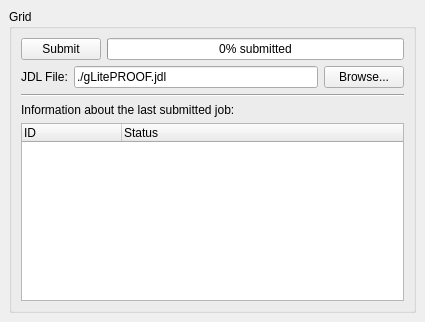
This is PAConsole/res/wgGrid.ui in AnarManafov/PoD as Qt 5 draws it before an edit. The edited form follows.
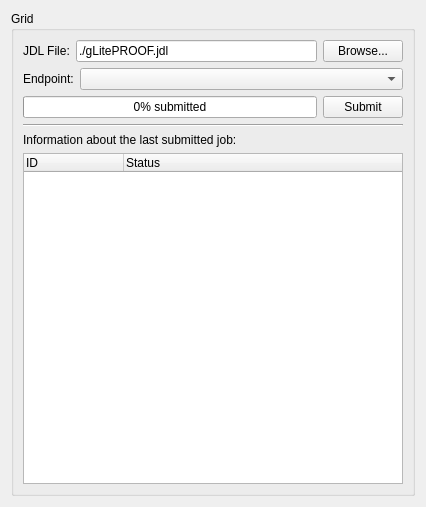
This is the edited form.

Commit message: PAConsole_modified:     - Main Window changes:  added "Maximize" and "Minimize" buttons, removed "What's this" button     - added WMProxy endpoint chooser (with a GAW algorithm of guessing of endpoints)     - added path completion for the edit box of JDL file name

What changed in the file:
```diff
--- a/PAConsole/res/wgGrid.ui
+++ b/PAConsole/res/wgGrid.ui
@@ -5,45 +5,22 @@
    <rect>
     <x>0</x>
     <y>0</y>
-    <width>425</width>
-    <height>322</height>
+    <width>426</width>
+    <height>507</height>
    </rect>
   </property>
   <property name="windowTitle" >
    <string>Form</string>
   </property>
   <layout class="QGridLayout" >
-   <property name="margin" >
-    <number>9</number>
-   </property>
-   <property name="spacing" >
-    <number>6</number>
-   </property>
    <item row="0" column="0" >
     <widget class="QGroupBox" name="groupBox" >
      <property name="title" >
       <string>Grid</string>
      </property>
      <layout class="QGridLayout" >
-      <property name="margin" >
-       <number>9</number>
-      </property>
-      <property name="spacing" >
-       <number>6</number>
-      </property>
       <item row="0" column="0" >
-       <layout class="QGridLayout" >
-        <property name="margin" >
-         <number>0</number>
-        </property>
-        <property name="spacing" >
-         <number>6</number>
-        </property>
-        <item row="1" column="0" >
          <layout class="QHBoxLayout" >
-          <property name="margin" >
-           <number>0</number>
-          </property>
           <property name="spacing" >
            <number>6</number>
           </property>
@@ -70,65 +47,38 @@
           </item>
          </layout>
         </item>
-        <item row="2" column="0" >
-         <layout class="QGridLayout" >
-          <property name="margin" >
-           <number>0</number>
-          </property>
-          <property name="spacing" >
-           <number>6</number>
-          </property>
-          <item row="2" column="0" >
-           <widget class="QTreeWidget" name="treeJobs" >
-            <property name="alternatingRowColors" >
-             <bool>false</bool>
-            </property>
-            <column>
-             <property name="text" >
-              <string>ID</string>
-             </property>
-            </column>
-            <column>
-             <property name="text" >
-              <string>Status</string>
-             </property>
-            </column>
-           </widget>
-          </item>
-          <item row="0" column="0" >
-           <widget class="Line" name="line" >
-            <property name="orientation" >
-             <enum>Qt::Horizontal</enum>
-            </property>
-           </widget>
-          </item>
           <item row="1" column="0" >
-           <widget class="QLabel" name="label" >
+       <layout class="QHBoxLayout" >
+        <property name="spacing" >
+         <number>6</number>
+        </property>
+        <item>
+         <widget class="QLabel" name="label_3" >
             <property name="text" >
-             <string>Information about the last submitted job:</string>
+           <string>Endpoint:</string>
+          </property>
+         </widget>
+        </item>
+        <item>
+         <widget class="QComboBox" name="cmbEndpoint" >
+          <property name="sizePolicy" >
+           <sizepolicy vsizetype="Fixed" hsizetype="Expanding" >
+            <horstretch>0</horstretch>
+            <verstretch>0</verstretch>
+           </sizepolicy>
+          </property>
+          <property name="duplicatesEnabled" >
+           <bool>true</bool>
             </property>
            </widget>
           </item>
          </layout>
         </item>
-        <item row="0" column="0" >
+      <item row="2" column="0" >
          <layout class="QHBoxLayout" >
-          <property name="margin" >
-           <number>0</number>
-          </property>
           <property name="spacing" >
            <number>6</number>
           </property>
-          <item>
-           <widget class="QPushButton" name="btnSubmitClient" >
-            <property name="text" >
-             <string>Submit</string>
-            </property>
-            <property name="checkable" >
-             <bool>false</bool>
-            </property>
-           </widget>
-          </item>
           <item>
            <widget class="QProgressBar" name="progressSubmittedJobs" >
             <property name="value" >
@@ -142,10 +92,49 @@
             </property>
            </widget>
           </item>
-         </layout>
+        <item>
+         <widget class="QPushButton" name="btnSubmitClient" >
+          <property name="text" >
+           <string>Submit</string>
+          </property>
+          <property name="checkable" >
+           <bool>false</bool>
+          </property>
+         </widget>
         </item>
        </layout>
       </item>
+      <item row="3" column="0" >
+       <widget class="Line" name="line" >
+        <property name="orientation" >
+         <enum>Qt::Horizontal</enum>
+        </property>
+       </widget>
+      </item>
+      <item row="4" column="0" >
+       <widget class="QLabel" name="label" >
+        <property name="text" >
+         <string>Information about the last submitted job:</string>
+        </property>
+       </widget>
+      </item>
+      <item row="5" column="0" >
+       <widget class="QTreeWidget" name="treeJobs" >
+        <property name="alternatingRowColors" >
+         <bool>false</bool>
+        </property>
+        <column>
+         <property name="text" >
+          <string>ID</string>
+         </property>
+        </column>
+        <column>
+         <property name="text" >
+          <string>Status</string>
+         </property>
+        </column>
+       </widget>
+      </item>
      </layout>
     </widget>
    </item>
```
Left out of the diff: 15 changed lines with no effect on the pictures. Lines whose indentation alone changed are shown as unchanged. The commit also changes 4 other files.
